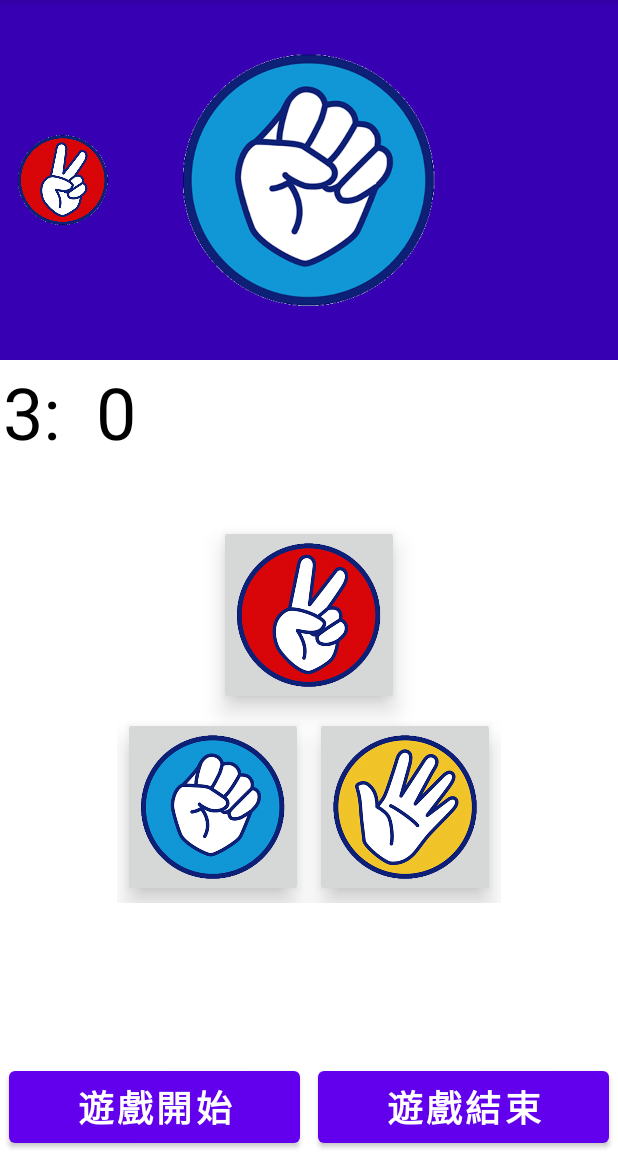
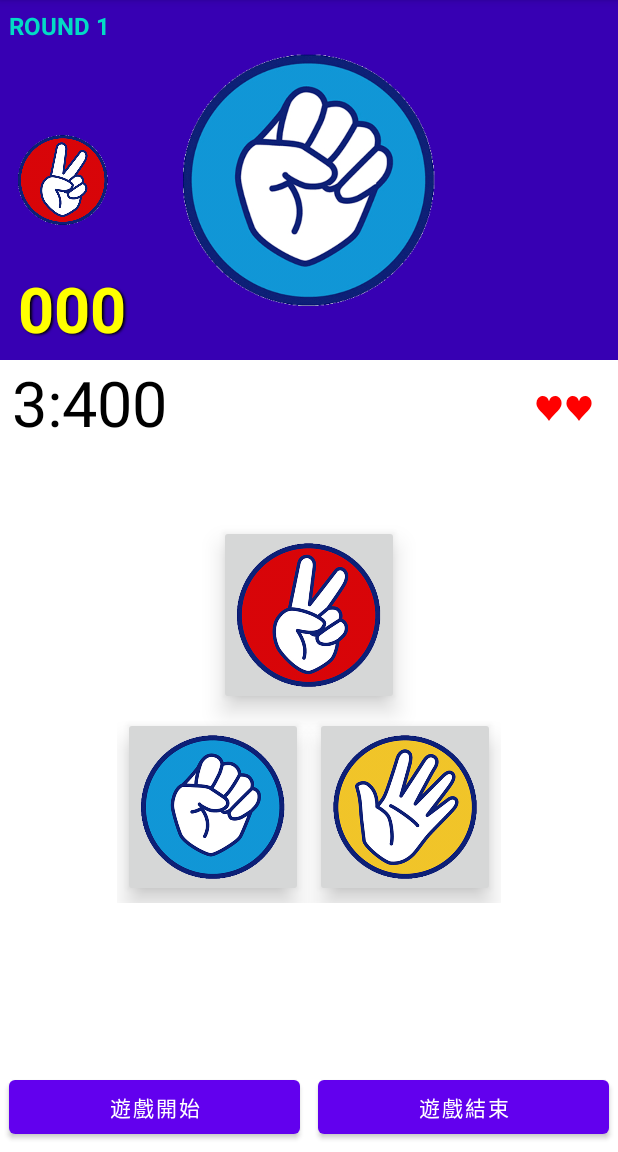
Before and after one commit to ChiVicky/MoraGameTest, an Android app: the screen it shows after launch (MainActivity), after a tap on an icon or button, on a phone screen of 412 x 824 dp, the part 84-1236 px from its top. Run offline under Robolectric (Android 15) with nearby library versions, the light colour scheme and no system bars; 3 other taps on this screen came first.

Commit message:
GameOver commit

```diff
--- a/app/src/main/java/com/app17/moragame/MainActivity.java
+++ b/app/src/main/java/com/app17/moragame/MainActivity.java
@@ -22,28 +22,22 @@ public class MainActivity extends AppCompatActivity implements View.OnClickListe
         Computer.OnComputerCompletedListener {
     //logt
     private static final String TAG = "MainActivity";
-
     public static final int EVEN = 0;
     public static final int PLAYER_WIN = 1;
     public static final int COMPUTER_WIN = 2;
-
     private ImageButton scissorsBtn, rockBtn, paperBtn;
     private Button startBtn, quitBtn;
-    private TextView countText;
-
+    private TextView countText, winCountText, roundText, hartText;
     private ImageView computerImage, playerImage;
-
     private Player player;
     private Computer computer;
-
     private boolean isPlayerRound;
-
     private Timer timer;
-
-    private long gameRoundSeconds = 1000;
+    private long gameRoundSeconds = 1500;
     private int gameRound;
     private boolean isWin;
     private int score;
+    private boolean gameOver = true;
 
     @Override
     protected void onCreate(Bundle savedInstanceState) {
@@ -52,7 +46,6 @@ public class MainActivity extends AppCompatActivity implements View.OnClickListe
 
         findViews();
 
-        player = new Player();
         playerImage.setVisibility(View.INVISIBLE);
 
         computer = new Computer();
@@ -74,8 +67,40 @@ public class MainActivity extends AppCompatActivity implements View.OnClickListe
         timer.start();
     }
 
+    private void findViews() {
+        scissorsBtn = findViewById(R.id.scissors_ibn);
+        rockBtn = findViewById(R.id.rock_ibn);
+        paperBtn = findViewById(R.id.paper_ibn);
+        startBtn = findViewById(R.id.start_btn);
+        quitBtn = findViewById(R.id.quit_btn);
+        countText = findViewById(R.id.counter_text);
+
+        computerImage = findViewById(R.id.computer_img);
+        playerImage = findViewById(R.id.player_img);
+        winCountText = findViewById(R.id.win_count_text);
+        roundText = findViewById(R.id.round_text);
+        hartText = findViewById(R.id.hart_text);
+
+        View[] views = {scissorsBtn, rockBtn, paperBtn, startBtn, quitBtn};
+        for (View v : views) {
+            v.setOnClickListener(this);
+        }
+    }
+
     public void initGame() {
-
+        player = new Player();
+        gameRound = 0;
+        gameRoundSeconds = 1500;
+        isWin = false;
+        score = 0;
+        gameOver = false;
+        roundText.setText(getResources().getString(R.string.round) + " " + (gameRound + 1));
+        winCountText.setText(String.format("%03d", score));
+        String hart = " ";
+        for (int i = 0; i < player.getLife(); i++) {
+            hart += "♥";
+        }
+        hartText.setText(hart);
         if (timer != null) {
             timer.setAlive(false);
         }
@@ -108,29 +133,9 @@ public class MainActivity extends AppCompatActivity implements View.OnClickListe
 
         Message message = new Message();
         message.what = what;
-        message.obj = String.format("%d:%3d", seconds, milliseconds);
+        message.obj = String.format("%d:%03d", seconds, milliseconds);
         handler.sendMessage(message);
     }
-
-
-    private void findViews() {
-        scissorsBtn = findViewById(R.id.scissors_ibn);
-        rockBtn = findViewById(R.id.rock_ibn);
-        paperBtn = findViewById(R.id.paper_ibn);
-        startBtn = findViewById(R.id.start_btn);
-        quitBtn = findViewById(R.id.quit_btn);
-        countText = findViewById(R.id.count_text);
-
-        computerImage = findViewById(R.id.computer_img);
-        playerImage = findViewById(R.id.player_img);
-
-
-        View[] views = {scissorsBtn, rockBtn, paperBtn, startBtn, quitBtn};
-        for (View v : views) {
-            v.setOnClickListener(this);
-        }
-    }
-
 
     @Override
     public void onClick(View v) {
@@ -169,17 +174,23 @@ public class MainActivity extends AppCompatActivity implements View.OnClickListe
                 Log.d(TAG, "onClick: " + getResources().getString(R.string.paper));
                 break;
             case R.id.start_btn:
-                initGame();
+                if (gameOver) {
+                    initGame();
+                }
                 //Toast.makeText(this, getResources().getString(R.string.start), Toast.LENGTH_SHORT).show();
                 Log.d(TAG, "onClick: " + getResources().getString(R.string.start));
                 break;
             case R.id.quit_btn:
+                if ((timer != null) || gameOver) {
+                    timer.setAlive(false);
+                    gameOver = true;
+                }
+//                this.finish();
+//                System.exit(0);
                 //Toast.makeText(this, getResources().getString(R.string.quit), Toast.LENGTH_SHORT).show();
                 Log.d(TAG, "onClick: " + getResources().getString(R.string.quit));
                 break;
         }
-
-
     }
 
     @Override
@@ -223,9 +234,23 @@ public class MainActivity extends AppCompatActivity implements View.OnClickListe
         if (state == EVEN) {
             Log.d(TAG, "checkGameState: " + "平手!");
         } else if (state == PLAYER_WIN) {
+            isWin = true;
+            score += 1;
+            winCountText.setText(String.format("%03d", score));
             Log.d(TAG, "checkGameState: " + "玩家勝!");
         } else if (state == COMPUTER_WIN) {
+            player.setLife(player.getLife() - 1);
+            String hart = " ";
+            for (int i = 0; i < player.getLife(); i++) {
+                hart += "♥";
+            }
+            hartText.setText(hart);
+            Log.d(TAG, "hart: " + hart);
             Log.d(TAG, "checkGameState: " + "電腦勝!");
+            if (player.getLife() == 0) {
+                gameOver = true;
+                return;
+            }
         }
 
 
@@ -243,20 +268,6 @@ public class MainActivity extends AppCompatActivity implements View.OnClickListe
         }).start();
     }
 
-    public void nextRound() {
-        if (isWin) {
-            gameRoundSeconds = gameRoundSeconds < 300 ? 300 : gameRoundSeconds - (gameRound / 10) * 100;
-            timer.setTargetMilliseconds(gameRoundSeconds);
-        }
-        gameRound += 1;
-        isPlayerRound = false;
-        playerImage.setVisibility(View.INVISIBLE);
-        isWin = false;
-        timer.reset();
-        Log.d(TAG, " gameRoundSeconds: " + gameRoundSeconds);
-
-        computer.ai();
-    }
 
     private Handler handler = new Handler(Looper.getMainLooper()) {
         @Override
@@ -285,8 +296,33 @@ public class MainActivity extends AppCompatActivity implements View.OnClickListe
                     countText.setText((String) msg.obj);
                     checkGameState();
                     break;
-
+                case 5:
+                    roundText.setText(getResources().getString(R.string.round) + " " + (gameRound + 1));
+                    break;
             }
         }
     };
+
+    public void nextRound() {
+        if (isWin) {
+            gameRoundSeconds -= (gameRound / 10) * 100;
+            if (gameRoundSeconds < 1000) {
+                gameRoundSeconds = 1000;
+            }
+        }
+        timer.setTargetMilliseconds(gameRoundSeconds);
+//        if (isWin) {
+//            gameRoundSeconds = gameRoundSeconds < 300 ? 300 : gameRoundSeconds - (gameRound / 10) * 100;
+//            timer.setTargetMilliseconds(gameRoundSeconds);
+//        }
+        gameRound += 1;
+        handler.sendEmptyMessage(5);
+        isPlayerRound = false;
+        playerImage.setVisibility(View.INVISIBLE);
+        isWin = false;
+        timer.reset();
+        Log.d(TAG, " gameRoundSeconds: " + gameRoundSeconds);
+
+        computer.ai();
+    }
 }
--- a/app/src/main/res/layout/activity_main.xml
+++ b/app/src/main/res/layout/activity_main.xml
@@ -1,6 +1,5 @@
 <?xml version="1.0" encoding="utf-8"?>
 <RelativeLayout xmlns:android="http://schemas.android.com/apk/res/android"
-    xmlns:app="http://schemas.android.com/apk/res-auto"
     xmlns:tools="http://schemas.android.com/tools"
     android:layout_width="match_parent"
     android:layout_height="match_parent"
@@ -10,19 +9,7 @@
         android:id="@+id/title_layout"
         android:layout_width="match_parent"
         android:layout_height="240dp"
-        android:background="@color/colorPrimaryDark"
-       >
-
-        <ImageView
-            android:id="@+id/player_img"
-            android:layout_width="60dp"
-            android:layout_height="60dp"
-            android:layout_gravity="center_vertical"
-            android:layout_marginStart="12dp"
-            android:scaleType="fitXY"
-            android:background="@null"
-            android:src="@drawable/rock" />
-
+        android:background="@color/colorPrimaryDark">
 
         <ImageView
             android:id="@+id/computer_img"
@@ -33,6 +20,98 @@
             android:padding="@dimen/activity_vertical_margin"
             android:src="@drawable/scissors" />
 
+        <ImageView
+            android:id="@+id/player_img"
+            android:layout_width="60dp"
+            android:layout_marginStart="12dp"
+            android:layout_height="60dp"
+            android:layout_gravity="center_vertical"
+            android:background="@null"
+            android:scaleType="fitXY"
+            android:visibility="visible"
+
+            android:src="@drawable/scissors" />
+
+        <TextView
+            android:id="@+id/win_count_text"
+            android:layout_width="wrap_content"
+            android:layout_height="wrap_content"
+            android:layout_gravity="left|bottom"
+            android:layout_marginLeft="6dp"
+            android:gravity="center"
+            android:padding="6dp"
+            android:shadowColor="#000000"
+            android:shadowDx="1.5"
+            android:shadowDy="1.3"
+            android:shadowRadius="1.6"
+            android:text="000"
+            android:textAllCaps="true"
+            android:textColor="#FFFF00"
+            android:textSize="42sp"
+            android:textStyle="bold">
+
+        </TextView>
+
+        <TextView
+            android:id="@+id/round_text"
+            android:layout_width="wrap_content"
+            android:layout_height="wrap_content"
+            android:layout_gravity="left"
+            android:layout_margin="6dp"
+            android:gravity="center"
+            android:text="@string/round"
+            android:textColor="@color/colorAccent"
+            android:textSize="@dimen/small_font_size"
+            android:textStyle="bold">
+
+        </TextView>
+
+
+        <TextView
+            android:id="@+id/hit_count_text"
+            android:layout_width="wrap_content"
+            android:layout_height="wrap_content"
+            android:layout_gravity="right"
+            android:layout_marginRight="6dp"
+            android:gravity="center"
+            android:padding="6dp"
+            android:shadowColor="#000000"
+            android:shadowDx="1.5"
+            android:shadowDy="1.3"
+            android:shadowRadius="1.6"
+            android:text="@string/state"
+            android:textAllCaps="true"
+            android:textColor="#FFFFFF"
+            android:textSize="28sp"
+            android:textStyle="bold|italic"
+            android:visibility="invisible"
+            >
+
+        </TextView>
+
+        <TextView
+            android:id="@+id/hit_combo_text"
+            android:layout_width="wrap_content"
+            android:layout_height="wrap_content"
+            android:layout_gravity="right|bottom"
+            android:layout_marginRight="6dp"
+            android:gravity="center"
+            android:padding="6dp"
+            android:shadowColor="#000000"
+            android:shadowDx="1.5"
+            android:shadowDy="1.3"
+            android:shadowRadius="1.6"
+            android:text="hit combo:\n00"
+            android:textAllCaps="true"
+            android:textColor="@color/colorAccent"
+            android:textSize="16sp"
+            android:textStyle="bold|italic"
+            android:visibility="invisible"
+            >
+
+
+        </TextView>
+
     </FrameLayout>
 
 
@@ -41,24 +120,22 @@
         android:layout_width="match_parent"
         android:layout_height="wrap_content"
         android:layout_alignParentBottom="true"
-
         android:orientation="horizontal">
 
         <Button
             android:id="@+id/start_btn"
-            style="@style/ButtonStyle_1"
+            android:layout_margin="6dp"
             android:layout_width="wrap_content"
+            android:layout_height="wrap_content"
             android:layout_weight="1"
-            android:layout_marginStart="6dp"
-            android:layout_marginEnd="12dp"
             android:text="@string/start" />
 
         <Button
             android:id="@+id/quit_btn"
-            style="@style/ButtonStyle_1"
+            android:layout_margin="6dp"
             android:layout_width="wrap_content"
+            android:layout_height="wrap_content"
             android:layout_weight="1"
-            android:layout_marginEnd="6dp"
             android:text="@string/quit" />
     </LinearLayout>
 
@@ -70,20 +147,11 @@
         android:layout_below="@+id/title_layout"
         >
 
-        <TextView
-            android:id="@+id/count_text"
-            android:layout_width="wrap_content"
-            android:layout_height="wrap_content"
-            android:text="1:000"
-            android:textSize="48sp"
-            android:layout_margin="2dp"
-            android:textColor="@color/black"/>
-
         <GridLayout
-            android:layout_gravity="center"
             android:id="@+id/grid_layout"
             android:layout_width="wrap_content"
             android:layout_height="wrap_content"
+            android:layout_gravity="center"
             android:columnCount="2"
             android:rowCount="2"
             android:useDefaultMargins="true">
@@ -122,5 +190,43 @@
                 android:src="@drawable/paper" />
         </GridLayout>
 
+        <TextView
+            android:id="@+id/counter_text"
+            android:layout_width="wrap_content"
+            android:layout_height="wrap_content"
+            android:layout_marginLeft="8dp"
+            android:text="5:000"
+            android:textColor="#000000"
+            android:textSize="@dimen/super_large_font_size"/>
+
+        <TextView
+            android:id="@+id/big_counter_text"
+            android:layout_width="wrap_content"
+            android:layout_height="wrap_content"
+            android:layout_gravity="center"
+            android:text="3"
+            android:textSize="168sp"
+            android:textColor="@color/black"
+            android:textStyle="italic"
+            android:visibility="invisible"
+            android:typeface="sans">
+
+        </TextView>
+
+
+        <TextView
+            android:id="@+id/hart_text"
+            android:layout_width="wrap_content"
+            android:layout_height="wrap_content"
+            android:layout_gravity="right"
+            android:layout_marginTop="@dimen/activity_vertical_margin"
+            android:layout_marginRight="@dimen/activity_vertical_margin"
+            android:text="♥♥♥"
+            android:textColor="#FF0000"
+            android:textSize="@dimen/midden_font_size">
+
+        </TextView>
+
+
     </FrameLayout>
 </RelativeLayout>
--- a/app/src/main/res/values/strings.xml
+++ b/app/src/main/res/values/strings.xml
@@ -2,7 +2,7 @@
     <string name="app_name">猜拳反應遊戲</string>
     <string name="start">遊戲開始</string>
     <string name="quit">遊戲結束</string>
-    <string name="round">ROUND 1</string>
+    <string name="round">ROUND</string>
     <string name="state">88連擊!</string>
     <string name="paper">布</string>
     <string name="scissors">剪刀</string>
```
